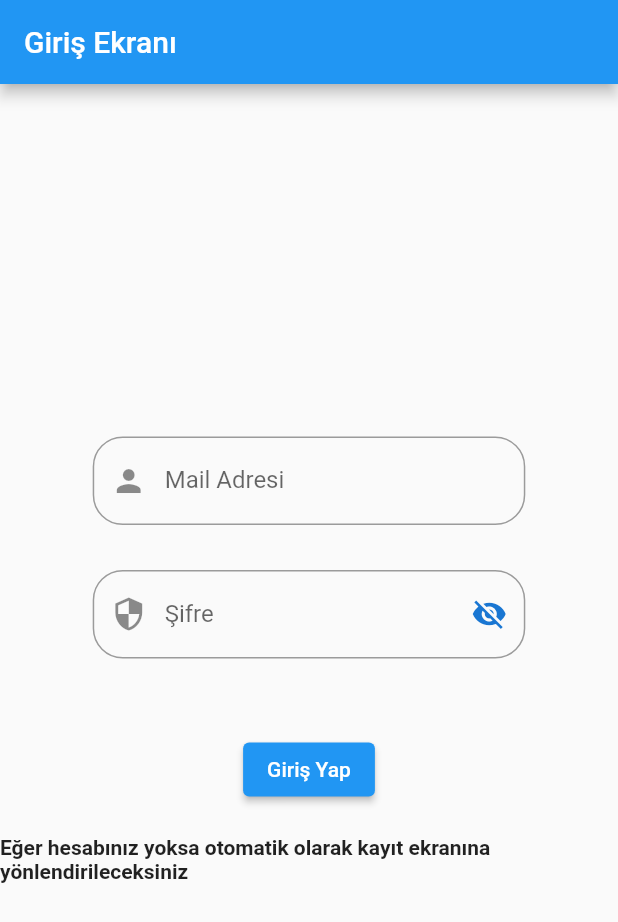
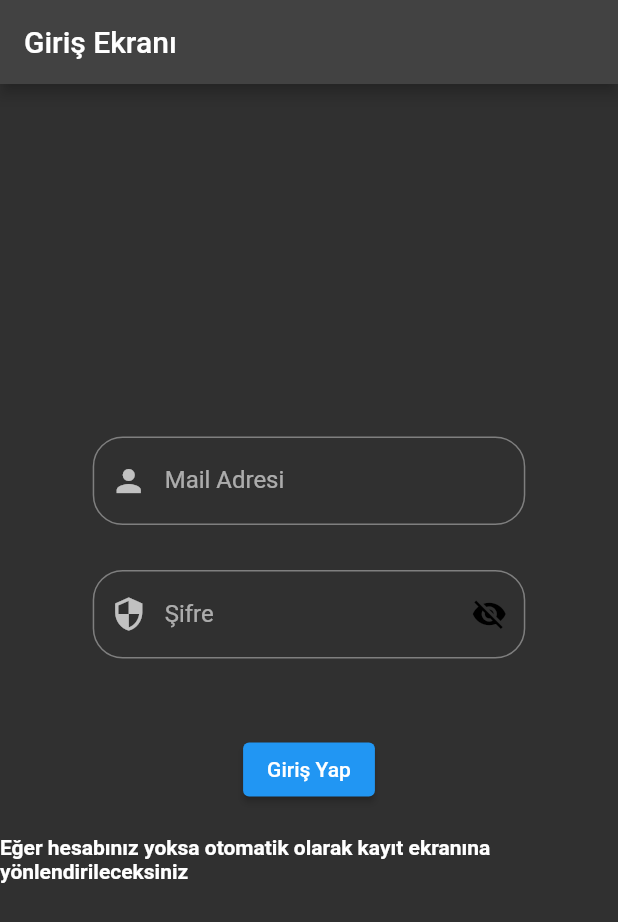
Before and after one commit to maliksenpai/findgamemates, a Flutter app: the screen it shows after launch, on a phone screen of 412 x 824 dp. Shown: the top 922 px of the screen. Run offline on Flutter 3.47's test engine with Material 2 defaults, Android fonts, the phone set to English and light mode, and no system bars; our stand-ins replace convex_bottom_bar, firebase_auth, firebase_core, firebase_database, get, hive and 1 more; missing offline and left inert: day_night_switcher; accounts and stored records are empty.

Commit message:
- added settings page  - added dark/light theme

```diff
--- /dev/null
+++ b/lib/data/database/settings_database.dart
@@ -0,0 +1,22 @@
+import 'package:get/get.dart';
+import 'package:hive/hive.dart';
+
+class SettingsDatabase extends GetxService{
+
+  late Box applicationBox;
+
+  @override
+  void onInit() {
+    applicationBox = Hive.box("settings");
+    super.onInit();
+  }
+
+  bool isDarkMode(){
+    return applicationBox.get("theme", defaultValue: true);
+  }
+
+  void changeTheme(bool bool){
+    applicationBox.put("theme", bool);
+  }
+
+}
--- a/lib/data/database/user_database.dart
+++ b/lib/data/database/user_database.dart
@@ -22,4 +22,8 @@ class UserDatabase extends GetxService{
     userBox.put("loggedInUser", user);
   }
 
+  void deleteUser(){
+    userBox.delete("loggedInUser");
+  }
+
 }
--- a/lib/data/firebase/firebase_log.dart
+++ b/lib/data/firebase/firebase_log.dart
@@ -18,7 +18,7 @@ class FirebaseLog extends GetxService{
     User? user = firebaseAuth.currentUser;
     if(user != null){
       String dateTime = DateTime.now().toUtc().toString();
-      String userId = user.uid ?? "Anonymous";
+      String userId = user.uid;
       String logResult = userId + "  -  " + dateTime + "  -  " + log;
       databaseReference.push().set(logResult);
     }
--- a/lib/main.dart
+++ b/lib/main.dart
@@ -1,3 +1,4 @@
+import 'package:findgamemates/data/database/user_database.dart';
 import 'package:findgamemates/get/initial_bindings.dart';
 import 'package:findgamemates/model/app_user.dart';
 import 'package:findgamemates/screen/games_screen.dart';
@@ -8,6 +9,8 @@ import 'package:firebase_core/firebase_core.dart';
 import 'package:flutter/material.dart';
 import 'package:get/get.dart';
 import 'package:hive_flutter/hive_flutter.dart';
+
+import 'data/database/settings_database.dart';
 
 void main() async {
   registerAdapters();
@@ -25,6 +28,7 @@ void registerAdapters(){
 Future initHiveBoxes() async{
   await Hive.initFlutter();
   await Hive.openBox("user");
+  await Hive.openBox("settings");
   return;
 }
 
@@ -33,17 +37,16 @@ class MyApp extends StatelessWidget {
 
   @override
   Widget build(BuildContext context) {
+    SettingsDatabase settingsDatabase = Get.put(SettingsDatabase());
     return GetMaterialApp(
       title: 'Flutter Demo',
       initialBinding: InitialBindings(),
       routes: {
-        '/games' : (context) => GamesScreen(),
-        '/settings' : (context) => SettingsScreen(),
-        'profile' : (context) => ProfileScreen()
+        '/games' : (context) => const GamesScreen(),
+        '/settings' : (context) => const SettingsScreen(),
+        'profile' : (context) => const ProfileScreen()
       },
-      theme: ThemeData(
-        primarySwatch: Colors.blue,
-      ),
+      theme: settingsDatabase.isDarkMode() ? ThemeData.dark() : ThemeData.light(),
       home: const IntroScreen(),
     );
   }
--- a/lib/screen/create_game_screen.dart
+++ b/lib/screen/create_game_screen.dart
@@ -113,7 +113,10 @@ class _CreateGameScreenState extends State<CreateGameScreen> {
                     ),
                   ),
                   ElevatedButton(
-                    child: Text("Oluştur"),
+                    child: Text("Oluştur",style: TextStyle(color: Theme.of(context).scaffoldBackgroundColor),),
+                    style: ElevatedButton.styleFrom(
+                      primary: Theme.of(context).colorScheme.secondary,
+                    ),
                     onPressed: () async {
                       if(titleController.text.isNotEmpty && descController.text.isNotEmpty){
                         //todo: add progress dialog
--- a/lib/screen/main_screen.dart
+++ b/lib/screen/main_screen.dart
@@ -41,6 +41,7 @@ class _MainScreenState extends State<MainScreen> with TickerProviderStateMixin{
             TabItem(icon: Icons.home, title: "Ana Ekran"),
             TabItem(icon: Icons.person, title: "Profil"),
           ],
+          backgroundColor: Theme.of(context).primaryColor,
           onTap: (i){
             setState(() {
               tabController.index = i;
```
Also changed, not shown: lib/data/firebase/firebase_user.dart (+9 -0 lines), lib/get/user_get.dart (+7 -0 lines), lib/screen/games_screen.dart (+4 -5 lines), lib/screen/settings_screen.dart (+80 -1 lines), pubspec.yaml (+4 -3 lines), pubspec.lock.
